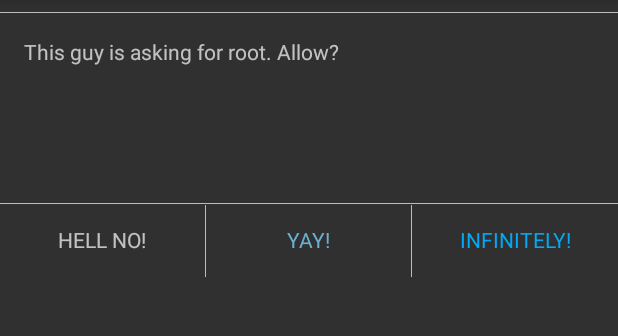
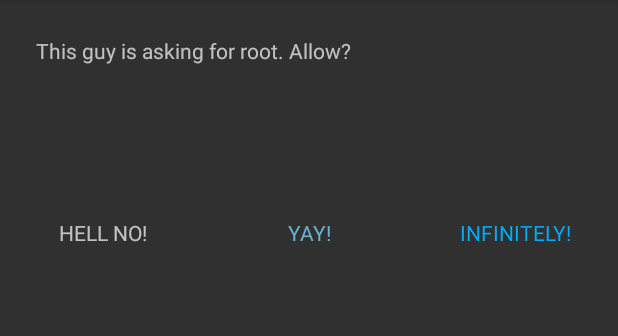
Before and after one commit to doixanh/TinySU, an Android app: the layout activity_request.xml on its own in the app's theme, with its tools: preview values and no code run, on a phone screen of 412 x 824 dp, the part 84-420 px from its top. Run offline under Robolectric (Android 15) with nearby library versions, the phone set to English and light mode, and no system bars.

Commit message:
app: Remove divider. Reorganize package name position.

```diff
--- a/src/app/TinySUFrontend/src/main/java/com/doixanh/tinysu/RequestActivity.java
+++ b/src/app/TinySUFrontend/src/main/java/com/doixanh/tinysu/RequestActivity.java
@@ -79,6 +79,7 @@ public class RequestActivity extends Activity {
             for (String name : names) {
                 all += name + "\n";
             }
+            all = all.substring(0, all.lastIndexOf("\n") - 1);
             ((TextView) findViewById(R.id.packages)).setText(all);
             Log.i(TAG, "Permission requested for " + names[0]);
 
--- a/src/app/TinySUFrontend/src/main/res/layout/activity_request.xml
+++ b/src/app/TinySUFrontend/src/main/res/layout/activity_request.xml
@@ -6,55 +6,50 @@
     android:minHeight="100dip"
     android:orientation="vertical">
 
-    <View
-        android:layout_width="match_parent"
-        android:layout_height="1px"
-        android:layout_marginTop="@dimen/marginHalf"
-        android:background="@color/divider" />
-
     <TextView
         android:layout_width="match_parent"
         android:layout_height="wrap_content"
-        android:layout_margin="@dimen/margin"
+        android:layout_margin="@dimen/buttonHalf"
         android:text="@string/request"
         android:textAppearance="@android:style/TextAppearance.Material.Small" />
 
-    <RelativeLayout
-        android:layout_width="match_parent"
-        android:layout_height="wrap_content">
-
-        <TextView
-            android:id="@+id/name"
-            android:layout_width="wrap_content"
-            android:layout_height="wrap_content"
-            android:layout_centerInParent="true"
-            android:textAppearance="@android:style/TextAppearance.Material.Medium" />
+    <LinearLayout
+        android:layout_width="wrap_content"
+        android:layout_height="wrap_content"
+        android:orientation="horizontal">
 
         <ImageView
             android:id="@+id/logo"
             android:layout_width="@dimen/button"
             android:layout_height="@dimen/button"
-            android:layout_marginRight="@dimen/marginHalf"
-            android:layout_toLeftOf="@id/name" />
-    </RelativeLayout>
+            android:layout_marginRight="@dimen/marginHalf" />
 
-    <TextView
-        android:id="@+id/packages"
-        android:layout_width="wrap_content"
-        android:layout_height="wrap_content"
-        android:layout_marginTop="@dimen/marginHalf"
-        android:gravity="center"
-        android:textAppearance="@android:style/TextAppearance.Material.Small" />
+        <LinearLayout
+            android:layout_width="wrap_content"
+            android:layout_height="@dimen/button"
+            android:layout_gravity="center_vertical"
+            android:gravity="center_vertical"
+            android:orientation="vertical">
 
-    <View
-        android:layout_width="match_parent"
-        android:layout_height="1px"
-        android:background="@color/divider" />
+            <TextView
+                android:id="@+id/name"
+                android:layout_width="wrap_content"
+                android:layout_height="wrap_content"
+                android:textAppearance="@android:style/TextAppearance.Material.Medium" />
+
+            <TextView
+                android:id="@+id/packages"
+                android:layout_width="wrap_content"
+                android:layout_height="wrap_content"
+                android:textAppearance="@android:style/TextAppearance.Material.Small" />
+        </LinearLayout>
+    </LinearLayout>
 
     <LinearLayout
         style="?android:attr/buttonBarStyle"
         android:layout_width="match_parent"
         android:layout_height="wrap_content"
+        android:layout_marginTop="@dimen/margin"
         android:orientation="horizontal">
 
         <Button
@@ -67,12 +62,6 @@
             android:textAllCaps="true"
             android:textAppearance="@android:style/TextAppearance.Material.Small" />
 
-        <View
-            android:layout_width="1px"
-            android:layout_height="@dimen/button"
-            android:layout_marginTop="1px"
-            android:background="@color/divider" />
-
         <Button
             android:id="@+id/yes"
             style="?android:attr/buttonBarButtonStyle"
@@ -83,11 +72,6 @@
             android:textAllCaps="true"
             android:textAppearance="@android:style/TextAppearance.Material.Small"
             android:textColor="@color/accent_light" />
-        <View
-            android:layout_width="1px"
-            android:layout_height="@dimen/button"
-            android:layout_marginTop="1px"
-            android:background="@color/divider" />
 
         <Button
             android:id="@+id/always"
@@ -97,8 +81,7 @@
             android:layout_weight="1"
             android:text="@string/always"
             android:textAllCaps="true"
-            android:textColor="@color/accent"
-            android:textAppearance="@android:style/TextAppearance.Material.Small" />
-
+            android:textAppearance="@android:style/TextAppearance.Material.Small"
+            android:textColor="@color/accent" />
     </LinearLayout>
 </LinearLayout>
--- a/src/app/TinySUFrontend/src/main/res/values/dimens.xml
+++ b/src/app/TinySUFrontend/src/main/res/values/dimens.xml
@@ -3,4 +3,5 @@
     <dimen name="margin">16dip</dimen>
     <dimen name="marginHalf">8dip</dimen>
     <dimen name="button">48dip</dimen>
+    <dimen name="buttonHalf">24dip</dimen>
 </resources>
```
Also changed, not shown: 2 other files.
